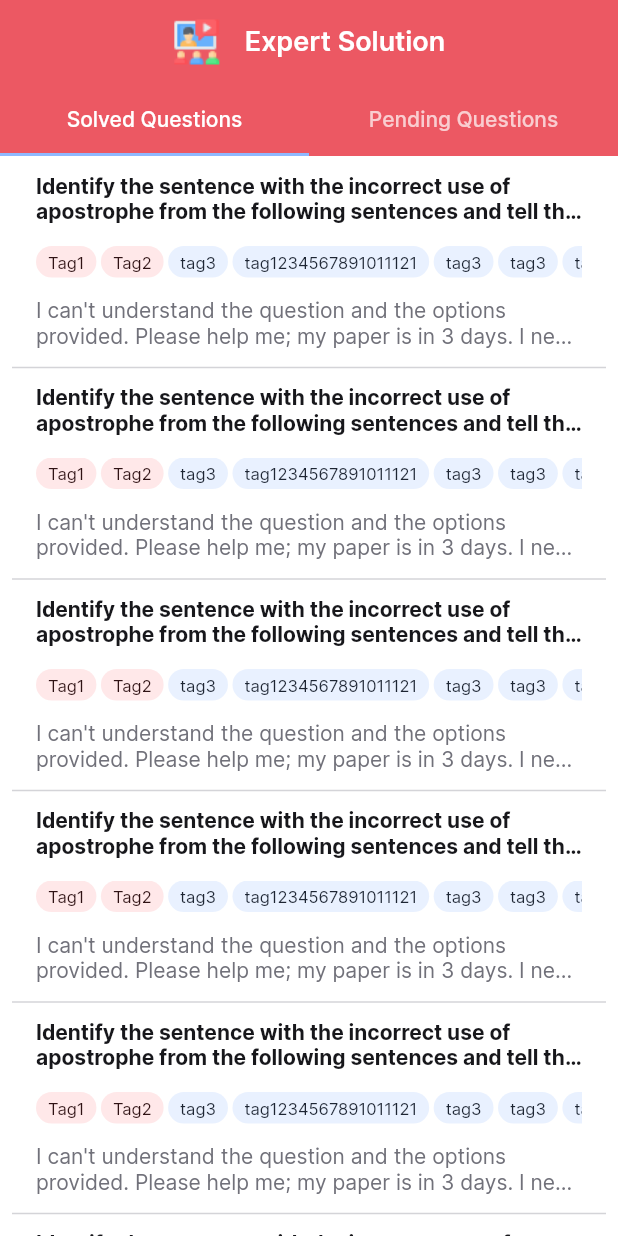
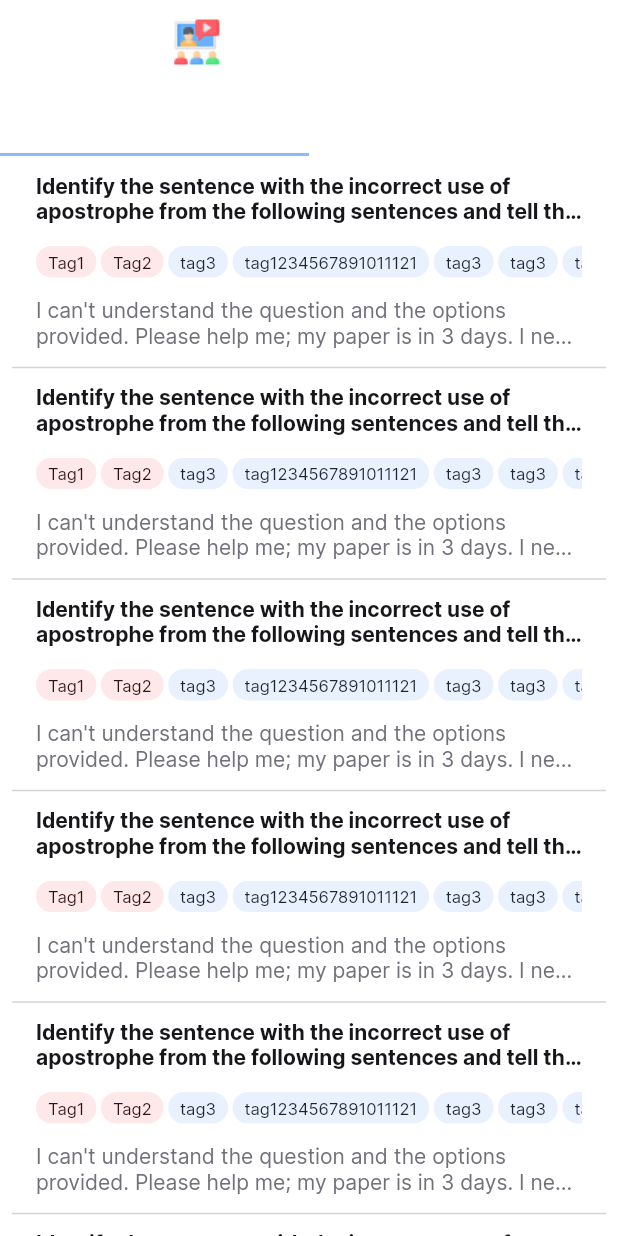
Before and after one commit to AbdurRehman60/Flutter_Premed_pk, a Flutter app: the screen it shows after launch, scrolled down 56 dp, on a phone screen of 412 x 824 dp. Run offline on Flutter 3.47's test engine with Material 2 defaults, Android fonts, the phone set to English and light mode, and no system bars; our stand-ins replace camera, flutter_typeahead, image_cropper, image_picker, intl_phone_field, lottie and 2 more.

Commit message:
minor changes

```diff
--- a/lib/UI/screens/Expert_Solution/expert_solution_home.dart
+++ b/lib/UI/screens/Expert_Solution/expert_solution_home.dart
@@ -1,6 +1,4 @@
-import 'package:flutter/material.dart';
 import 'package:premedpk_mobile_app/UI/screens/Expert_Solution/widgets/es_list_card.dart';
-import 'package:premedpk_mobile_app/constants/color_theme.dart';
 import 'package:premedpk_mobile_app/export.dart';
 
 class ExpertSolutionHome extends StatelessWidget {
@@ -21,7 +19,6 @@ class ExpertSolutionHome extends StatelessWidget {
                     NestedScrollView.sliverOverlapAbsorberHandleFor(context),
                 sliver: SliverAppBar(
                   centerTitle: true,
-
                   title: Row(
                     mainAxisAlignment: MainAxisAlignment.center,
                     children: [
@@ -43,13 +40,14 @@ class ExpertSolutionHome extends StatelessWidget {
                     // This is the title in the app bar.
                     background: Container(
                       decoration: ShapeDecoration(
-                          shape: const RoundedRectangleBorder(
-                            borderRadius: BorderRadius.only(
-                              bottomLeft: Radius.circular(20),
-                              bottomRight: Radius.circular(20),
-                            ),
-                          ),
-                          gradient: PreMedColorTheme().primaryGradient),
+                        shape: RoundedRectangleBorder(
+                          borderRadius: BorderRadius.only(
+                            bottomLeft: Radius.circular(20),
+                            bottomRight: Radius.circular(20),
+                          ), // Set the rounded border radius
+                        ),
+                        gradient: PreMedColorTheme().primaryGradient,
+                      ),
                       child: Padding(
                         padding: const EdgeInsets.all(20),
                         child: Column(
--- a/lib/constants/premed_theme.dart
+++ b/lib/constants/premed_theme.dart
@@ -41,7 +41,7 @@ class PreMedTheme {
       );
 
   AppBarTheme get appBarTheme => AppBarTheme(
-        backgroundColor: _ColorTheme.primaryColorRed,
+        backgroundColor: Colors.transparent,
         foregroundColor: _ColorTheme.white,
         systemOverlayStyle: const SystemUiOverlayStyle(
           statusBarColor: Color.fromARGB(20, 0, 0, 0),
```
